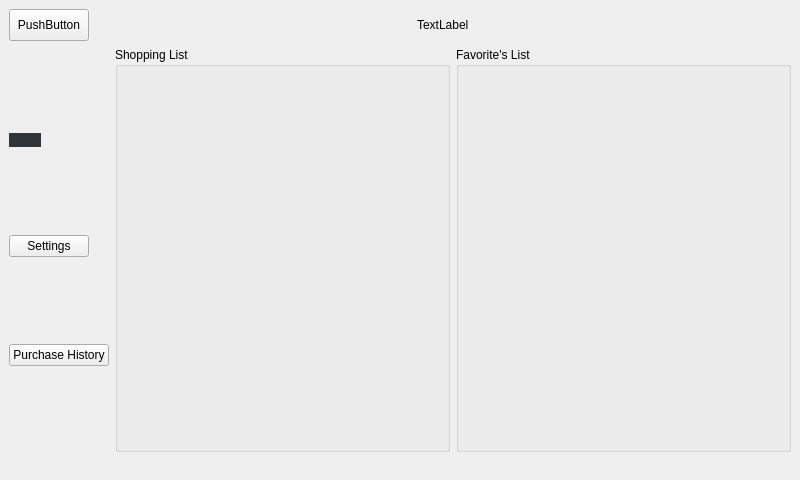
Before: the Qt Designer form mainWindow.ui in addisonElliott/SmartShopTouchScreen, drawn with Qt 5.
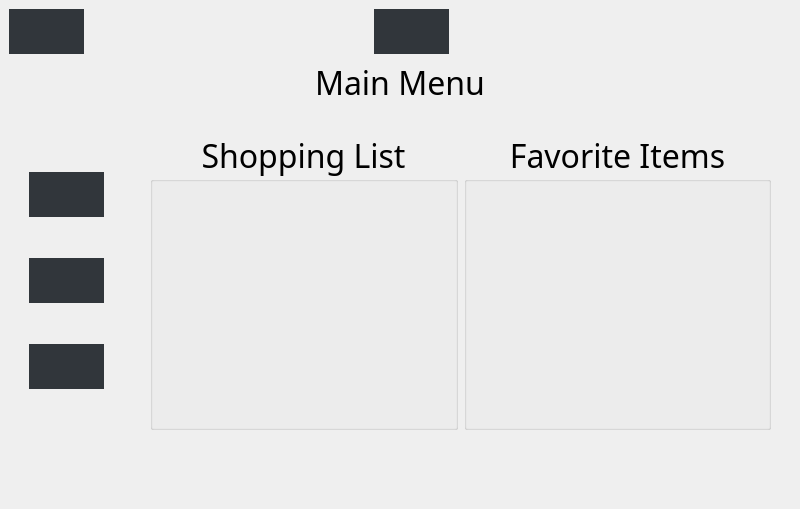
After: the same form once the commit is applied. Icons and pictures are not drawn.

Commit message: Added remainder of main function buttons on the Main Menu. Added SS Logo. General appearance modifications

Patch:
```diff
--- a/mainWindow.ui
+++ b/mainWindow.ui
@@ -10,7 +10,7 @@
     <x>0</x>
     <y>0</y>
     <width>800</width>
-    <height>480</height>
+    <height>509</height>
    </rect>
   </property>
   <property name="sizePolicy">
@@ -19,6 +19,12 @@
     <verstretch>0</verstretch>
    </sizepolicy>
   </property>
+  <property name="font">
+   <font>
+    <family>Cronus Round</family>
+    <pointsize>24</pointsize>
+   </font>
+  </property>
   <property name="contextMenuPolicy">
    <enum>Qt::PreventContextMenu</enum>
   </property>
@@ -42,43 +48,25 @@
     </sizepolicy>
    </property>
    <layout class="QGridLayout" name="gridLayout">
-    <item row="1" column="3">
-     <widget class="QGroupBox" name="groupBox_2">
-      <property name="title">
-       <string>Favorite's List</string>
+    <item row="1" column="0">
+     <layout class="QGridLayout" name="gridLayout_2">
+      <property name="leftMargin">
+       <number>0</number>
       </property>
-     </widget>
-    </item>
-    <item row="0" column="1" colspan="3">
+      <property name="topMargin">
+       <number>0</number>
+      </property>
+      <item row="1" column="0">
      <layout class="QHBoxLayout" name="horizontalLayout_2">
+        <property name="spacing">
+         <number>6</number>
+        </property>
+        <property name="leftMargin">
+         <number>0</number>
+        </property>
       <property name="topMargin">
        <number>0</number>
       </property>
-      <item>
-       <widget class="QPushButton" name="pushButton_2">
-        <property name="sizePolicy">
-         <sizepolicy hsizetype="Fixed" vsizetype="Fixed">
-          <horstretch>0</horstretch>
-          <verstretch>0</verstretch>
-         </sizepolicy>
-        </property>
-        <property name="minimumSize">
-         <size>
-          <width>32</width>
-          <height>32</height>
-         </size>
-        </property>
-        <property name="text">
-         <string>PushButton</string>
-        </property>
-        <property name="iconSize">
-         <size>
-          <width>32</width>
-          <height>32</height>
-         </size>
-        </property>
-       </widget>
-      </item>
       <item>
        <spacer name="horizontalSpacer">
         <property name="orientation">
@@ -95,7 +83,7 @@
       <item>
        <widget class="QLabel" name="label">
         <property name="text">
-         <string>TextLabel</string>
+           <string>Main Menu</string>
         </property>
        </widget>
       </item>
@@ -114,20 +102,29 @@
       </item>
      </layout>
     </item>
-    <item row="1" column="2">
-     <widget class="QGroupBox" name="groupBox">
-      <property name="title">
-       <string>Shopping List</string>
-      </property>
-     </widget>
+     </layout>
     </item>
-    <item row="1" column="1">
+    <item row="2" column="0">
+     <layout class="QHBoxLayout" name="horizontalLayout" stretch="0,0,3,3">
+      <property name="leftMargin">
+       <number>20</number>
+      </property>
+      <property name="topMargin">
+       <number>20</number>
+      </property>
+      <property name="rightMargin">
+       <number>20</number>
+      </property>
+      <property name="bottomMargin">
+       <number>20</number>
+      </property>
+      <item>
      <layout class="QVBoxLayout" name="verticalLayout">
       <property name="spacing">
-       <number>1</number>
+         <number>0</number>
       </property>
       <property name="sizeConstraint">
-       <enum>QLayout::SetMaximumSize</enum>
+         <enum>QLayout::SetNoConstraint</enum>
       </property>
       <item>
        <spacer name="verticalSpacer">
@@ -191,13 +188,33 @@
       <item>
        <widget class="QPushButton" name="pushButton_3">
         <property name="sizePolicy">
-         <sizepolicy hsizetype="Maximum" vsizetype="Fixed">
+           <sizepolicy hsizetype="Fixed" vsizetype="Fixed">
           <horstretch>0</horstretch>
           <verstretch>0</verstretch>
          </sizepolicy>
         </property>
+          <property name="styleSheet">
+           <string notr="true">background-color: #31363B;
+border: 0;</string>
+          </property>
         <property name="text">
-         <string>Settings</string>
+           <string/>
+          </property>
+          <property name="icon">
+           <iconset resource="Resource_BY.qrc">
+            <normaloff>:/Icons/Icons/BlueHistoryIcon_Finished.png</normaloff>:/Icons/Icons/BlueHistoryIcon_Finished.png</iconset>
+          </property>
+          <property name="iconSize">
+           <size>
+            <width>64</width>
+            <height>64</height>
+           </size>
+          </property>
+          <property name="checkable">
+           <bool>false</bool>
+          </property>
+          <property name="checked">
+           <bool>false</bool>
         </property>
        </widget>
       </item>
@@ -217,13 +234,33 @@
       <item>
        <widget class="QPushButton" name="pushButton">
         <property name="sizePolicy">
-         <sizepolicy hsizetype="Maximum" vsizetype="Fixed">
+           <sizepolicy hsizetype="Fixed" vsizetype="Fixed">
           <horstretch>0</horstretch>
           <verstretch>0</verstretch>
          </sizepolicy>
         </property>
+          <property name="styleSheet">
+           <string notr="true">background-color: #31363B;
+border: 0;</string>
+          </property>
         <property name="text">
-         <string>Purchase History</string>
+           <string/>
+          </property>
+          <property name="icon">
+           <iconset resource="Resource_BY.qrc">
+            <normaloff>:/Icons/Icons/BlueSettingsIconSOLID_Finished.png</normaloff>:/Icons/Icons/BlueSettingsIconSOLID_Finished.png</iconset>
+          </property>
+          <property name="iconSize">
+           <size>
+            <width>64</width>
+            <height>64</height>
+           </size>
+          </property>
+          <property name="checkable">
+           <bool>false</bool>
+          </property>
+          <property name="checked">
+           <bool>false</bool>
         </property>
        </widget>
       </item>
@@ -236,6 +273,146 @@
          <size>
           <width>20</width>
           <height>40</height>
+           </size>
+          </property>
+         </spacer>
+        </item>
+       </layout>
+      </item>
+      <item>
+       <spacer name="horizontalSpacer_3">
+        <property name="orientation">
+         <enum>Qt::Horizontal</enum>
+        </property>
+        <property name="sizeHint" stdset="0">
+         <size>
+          <width>40</width>
+          <height>20</height>
+         </size>
+        </property>
+       </spacer>
+      </item>
+      <item>
+       <widget class="QGroupBox" name="groupBox">
+        <property name="title">
+         <string>Shopping List</string>
+        </property>
+        <property name="alignment">
+         <set>Qt::AlignCenter</set>
+        </property>
+       </widget>
+      </item>
+      <item>
+       <widget class="QGroupBox" name="groupBox_2">
+        <property name="title">
+         <string>Favorite Items</string>
+        </property>
+        <property name="alignment">
+         <set>Qt::AlignCenter</set>
+        </property>
+       </widget>
+      </item>
+     </layout>
+    </item>
+    <item row="0" column="0">
+     <layout class="QHBoxLayout" name="horizontalLayout_3">
+      <property name="sizeConstraint">
+       <enum>QLayout::SetMinimumSize</enum>
+      </property>
+      <property name="topMargin">
+       <number>0</number>
+      </property>
+      <property name="rightMargin">
+       <number>58</number>
+      </property>
+      <item>
+       <widget class="QPushButton" name="InOutPB_3">
+        <property name="sizePolicy">
+         <sizepolicy hsizetype="Fixed" vsizetype="Fixed">
+          <horstretch>0</horstretch>
+          <verstretch>0</verstretch>
+         </sizepolicy>
+        </property>
+        <property name="styleSheet">
+         <string notr="true">background-color: #31363B;
+border: 0;</string>
+        </property>
+        <property name="text">
+         <string/>
+        </property>
+        <property name="icon">
+         <iconset resource="Resource_BY.qrc">
+          <normaloff>:/Icons/Icons/BlueBackIcon_Finished.png</normaloff>:/Icons/Icons/BlueBackIcon_Finished.png</iconset>
+        </property>
+        <property name="iconSize">
+         <size>
+          <width>48</width>
+          <height>48</height>
+         </size>
+        </property>
+        <property name="checkable">
+         <bool>false</bool>
+        </property>
+        <property name="checked">
+         <bool>false</bool>
+        </property>
+       </widget>
+      </item>
+      <item>
+       <spacer name="horizontalSpacer_4">
+        <property name="orientation">
+         <enum>Qt::Horizontal</enum>
+        </property>
+        <property name="sizeHint" stdset="0">
+         <size>
+          <width>40</width>
+          <height>20</height>
+         </size>
+        </property>
+       </spacer>
+      </item>
+      <item>
+       <widget class="QPushButton" name="InOutPB_5">
+        <property name="sizePolicy">
+         <sizepolicy hsizetype="Fixed" vsizetype="Maximum">
+          <horstretch>0</horstretch>
+          <verstretch>0</verstretch>
+         </sizepolicy>
+        </property>
+        <property name="styleSheet">
+         <string notr="true">background-color: #31363B;
+border: 0;</string>
+        </property>
+        <property name="text">
+         <string/>
+        </property>
+        <property name="icon">
+         <iconset resource="Resource_BY.qrc">
+          <normaloff>:/Icons/Icons/SSLogo_No_Background.png</normaloff>:/Icons/Icons/SSLogo_No_Background.png</iconset>
+        </property>
+        <property name="iconSize">
+         <size>
+          <width>256</width>
+          <height>64</height>
+         </size>
+        </property>
+        <property name="checkable">
+         <bool>false</bool>
+        </property>
+        <property name="checked">
+         <bool>false</bool>
+        </property>
+       </widget>
+      </item>
+      <item>
+       <spacer name="horizontalSpacer_5">
+        <property name="orientation">
+         <enum>Qt::Horizontal</enum>
+        </property>
+        <property name="sizeHint" stdset="0">
+         <size>
+          <width>40</width>
+          <height>20</height>
          </size>
         </property>
        </spacer>
```
Left out of the diff: 7 changed lines with no effect on the pictures. Lines whose indentation alone changed are shown as unchanged. The commit also changes 14 other files.
